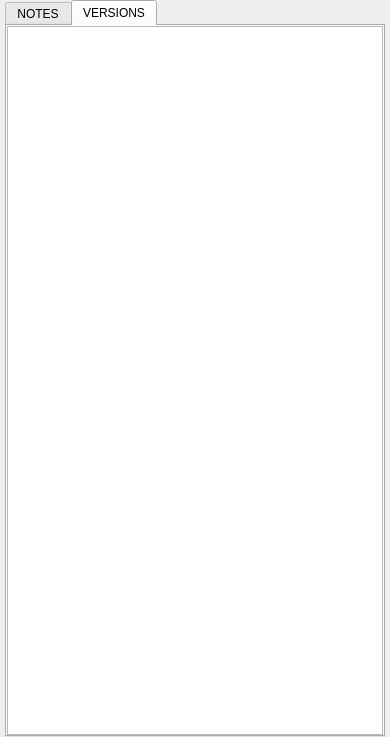
Above: resources/details_panel_widget.ui from shotgunsoftware/tk-rv-shotgunreview before the change. Below: the same form after it.
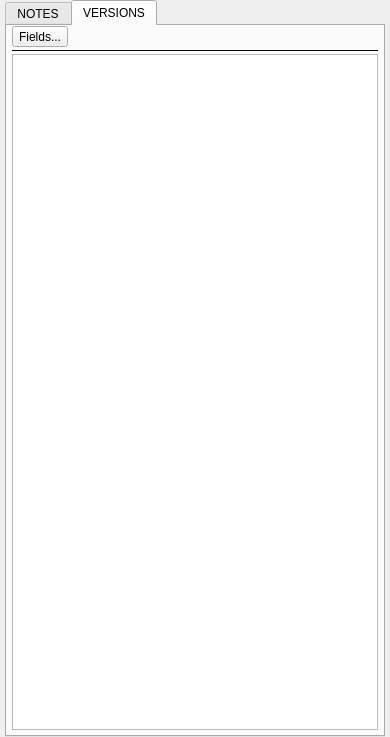
That is the form after the change. The open tabs and pages were chosen to show the change. Icons and pictures are not drawn. Custom widgets are drawn as their Qt base class.

Commit message: In progress. Styling updates and "fields" button added.

```diff
--- a/resources/details_panel_widget.ui
+++ b/resources/details_panel_widget.ui
@@ -280,9 +280,60 @@
        <string>VERSIONS</string>
       </attribute>
       <layout class="QVBoxLayout" name="verticalLayout_2">
-       <property name="margin">
+       <property name="spacing">
+        <number>2</number>
+       </property>
+       <property name="leftMargin">
+        <number>5</number>
+       </property>
+       <property name="topMargin">
         <number>0</number>
        </property>
+       <property name="rightMargin">
+        <number>5</number>
+       </property>
+       <property name="bottomMargin">
+        <number>5</number>
+       </property>
+       <item>
+        <widget class="QWidget" name="version_top_layout" native="true">
+         <layout class="QHBoxLayout" name="horizontalLayout_5">
+          <property name="margin">
+           <number>0</number>
+          </property>
+          <item>
+           <widget class="QToolButton" name="version_fields_button">
+            <property name="text">
+             <string>Fields...</string>
+            </property>
+           </widget>
+          </item>
+          <item>
+           <spacer name="horizontalSpacer">
+            <property name="orientation">
+             <enum>Qt::Horizontal</enum>
+            </property>
+            <property name="sizeHint" stdset="0">
+             <size>
+              <width>40</width>
+              <height>20</height>
+             </size>
+            </property>
+           </spacer>
+          </item>
+         </layout>
+        </widget>
+       </item>
+       <item>
+        <widget class="Line" name="line">
+         <property name="frameShadow">
+          <enum>QFrame::Plain</enum>
+         </property>
+         <property name="orientation">
+          <enum>Qt::Horizontal</enum>
+         </property>
+        </widget>
+       </item>
        <item>
         <widget class="QListView" name="entity_version_view">
          <property name="contextMenuPolicy">
```
Left out of the diff: 11 changed lines with no effect on the pictures. The commit also changes 4 other files.
